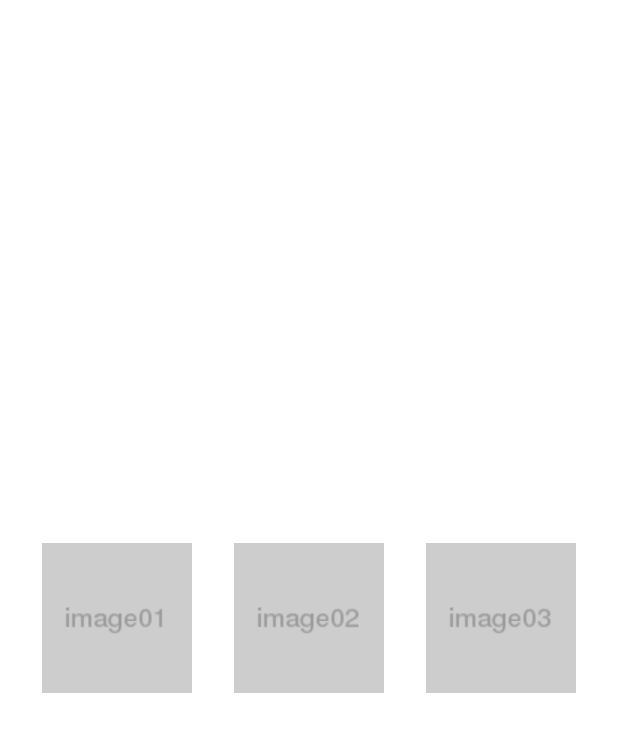
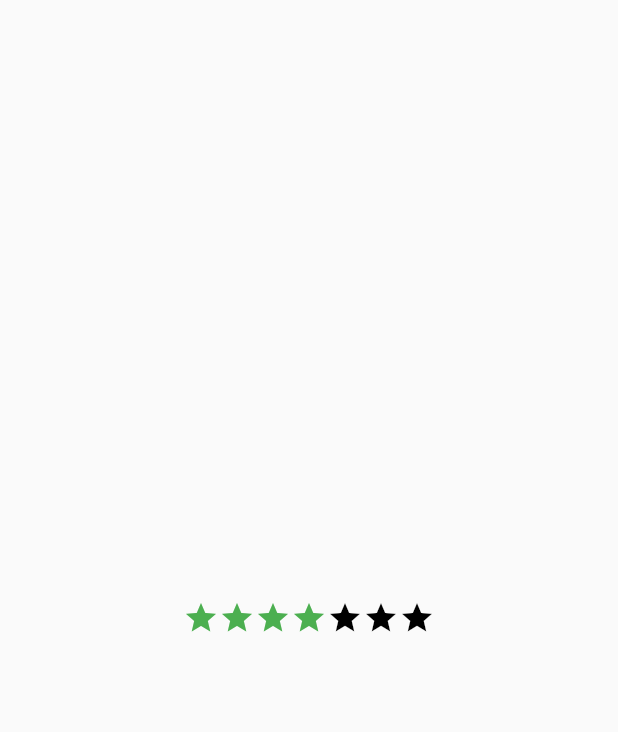
Before and after one commit to pocari/flutter3-2, a Flutter app: the screen it shows after launch, on a phone screen of 412 x 824 dp. Shown: the top 732 px of the screen. Run offline on Flutter 3.47's test engine with Material 2 defaults, Android fonts, the light colour scheme and no system bars.

Commit message:
星とか置いてみる

```diff
--- a/lib/main.dart
+++ b/lib/main.dart
@@ -5,15 +5,21 @@ void main() => runApp(MyApp());
 class MyApp extends StatelessWidget {
   @override
   Widget build(BuildContext context) => MaterialApp(
-        home: Center(
+          home: Scaffold(
+        body: Center(
           child: Row(
+            mainAxisSize: MainAxisSize.min,
             mainAxisAlignment: MainAxisAlignment.spaceEvenly,
             children: <Widget>[
-              Image.asset("images/image01.png"),
-              Image.asset("images/image02.png"),
-              Image.asset("images/image03.png"),
+              Icon(Icons.star, color: Colors.green[500]),
+              Icon(Icons.star, color: Colors.green[500]),
+              Icon(Icons.star, color: Colors.green[500]),
+              Icon(Icons.star, color: Colors.green[500]),
+              Icon(Icons.star, color: Colors.black),
+              Icon(Icons.star, color: Colors.black),
+              Icon(Icons.star, color: Colors.black),
             ],
           ),
         ),
-      );
+      ));
 }
```
Also changed, not shown: images/image04_large.png (added).
